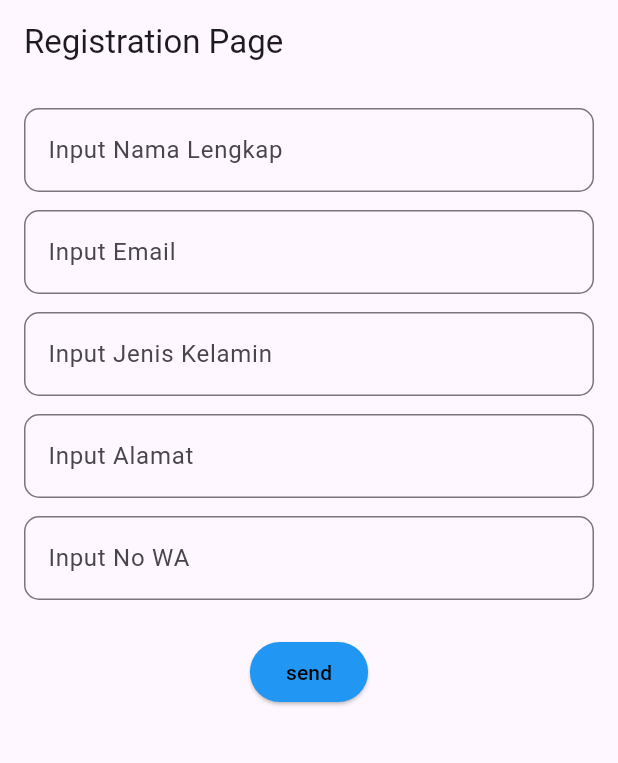
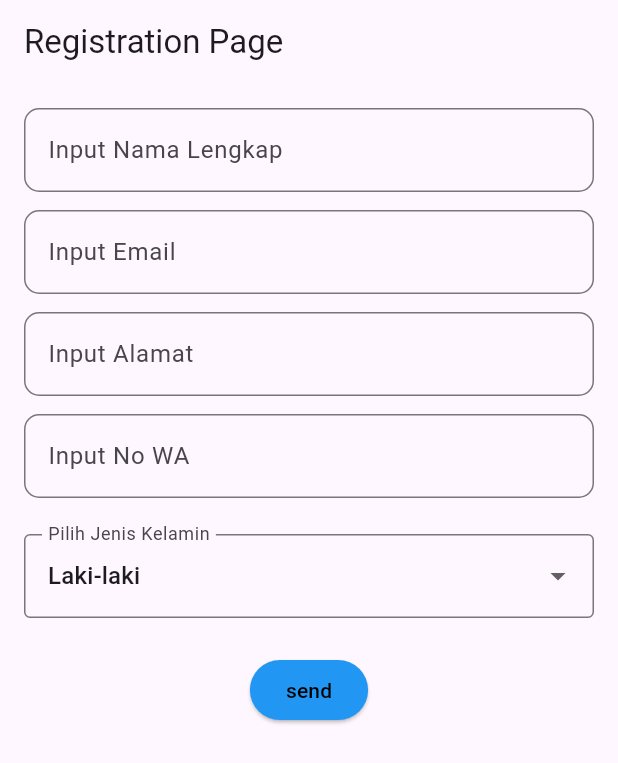
Before and after one commit to kiee32/Kalkulator, a Flutter app: the screen it shows after launch, on a phone screen of 412 x 824 dp. Shown: the top 763 px of the screen. Run offline on Flutter 3.47's test engine with Material 3 defaults, Android fonts, the phone set to English and light mode, and no system bars; our stand-ins replace get.

Commit message:
Mengubah jenis kelamin menjadi dropdownmenu

```diff
--- a/lib/pages/registration_page.dart
+++ b/lib/pages/registration_page.dart
@@ -3,14 +3,18 @@ import 'package:get/get.dart';
 import '../components/Custom_TextField.dart';
 import '../components/custom_button.dart';
 import 'package:project_satu/routes.dart';
+
 class RegistrationPage extends StatelessWidget {
-  const RegistrationPage({super.key});
+  RegistrationPage({super.key});
+
+
+  final RxString selectedJenisKelamin = 'Laki-laki'.obs;
+  final List<String> listJenisKelamin = ['Laki-laki', 'Perempuan'];
 
   @override
   Widget build(BuildContext context) {
     TextEditingController txtnama = TextEditingController();
     TextEditingController txtemail = TextEditingController();
-    TextEditingController txtjenisKelamin = TextEditingController();
     TextEditingController txtalamat = TextEditingController();
     TextEditingController txtnowa = TextEditingController();
 
@@ -23,19 +27,12 @@ class RegistrationPage extends StatelessWidget {
             CustomTextField(
               myHint: "Input Nama Lengkap",
               txtController: txtnama,
-
             ),
             SizedBox(height: 12),
             CustomTextField(
               myHint: "Input Email",
               txtController: txtemail,
             ),
-            SizedBox(height: 12),
-            CustomTextField(
-              myHint: "Input Jenis Kelamin",
-              txtController: txtjenisKelamin,
-            ),
-
             SizedBox(height: 12),
             CustomTextField(
               myHint: "Input Alamat",
@@ -45,6 +42,29 @@ class RegistrationPage extends StatelessWidget {
             CustomTextField(
               myHint: "Input No WA",
               txtController: txtnowa,
+            ),
+            SizedBox(height: 24),
+
+
+            Obx(
+              () => DropdownButtonFormField<String>(
+                value: selectedJenisKelamin.value,
+                items: listJenisKelamin.map((String value) {
+                  return DropdownMenuItem<String>(
+                    value: value,
+                    child: Text(value),
+                  );
+                }).toList(),
+                onChanged: (newValue) {
+                  if (newValue != null) {
+                    selectedJenisKelamin.value = newValue;
+                  }
+                },
+                decoration: InputDecoration(
+                  border: OutlineInputBorder(),
+                  labelText: "Pilih Jenis Kelamin",
+                ),
+              ),
             ),
             SizedBox(height: 24),
 
@@ -58,13 +78,13 @@ class RegistrationPage extends StatelessWidget {
                   arguments: {
                     "nama_lengkap": txtnama.text,
                     "email": txtemail.text,
-                  "jenis_kelamin": txtjenisKelamin.text,
+
+                    "jenis_kelamin": selectedJenisKelamin.value,
                     "alamat": txtalamat.text,
                     "nowa": txtnowa.text,
                   },
                 );
               },
-
               child: Text("send"),
             ),
           ],
```
Lines whose indentation alone changed are shown as unchanged.
